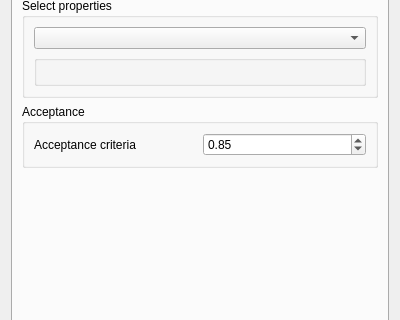
This is ui/sd_perturbation_uncertainty.ui in robertorolo/LPM-Geomod_Suite as Qt 5 draws it before an edit; both pictures show x 0 to 400 and y 149 to 469 of the 400 by 785 pixel window. The edited form follows.
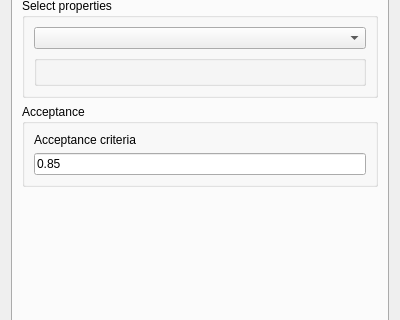
This is the edited form. Custom widgets are drawn as their Qt base class.

```diff
--- a/ui/sd_perturbation_uncertainty.ui
+++ b/ui/sd_perturbation_uncertainty.ui
@@ -118,13 +118,10 @@
             </property>
            </widget>
           </item>
-          <item row="0" column="1">
-           <widget class="QDoubleSpinBox" name="doubleSpinBox_2">
-            <property name="maximum">
-             <double>1.000000000000000</double>
-            </property>
-            <property name="value">
-             <double>0.850000000000000</double>
+          <item row="1" column="0">
+           <widget class="QLineEdit" name="lineEdit_2">
+            <property name="text">
+             <string>0.85</string>
             </property>
            </widget>
           </item>
```
